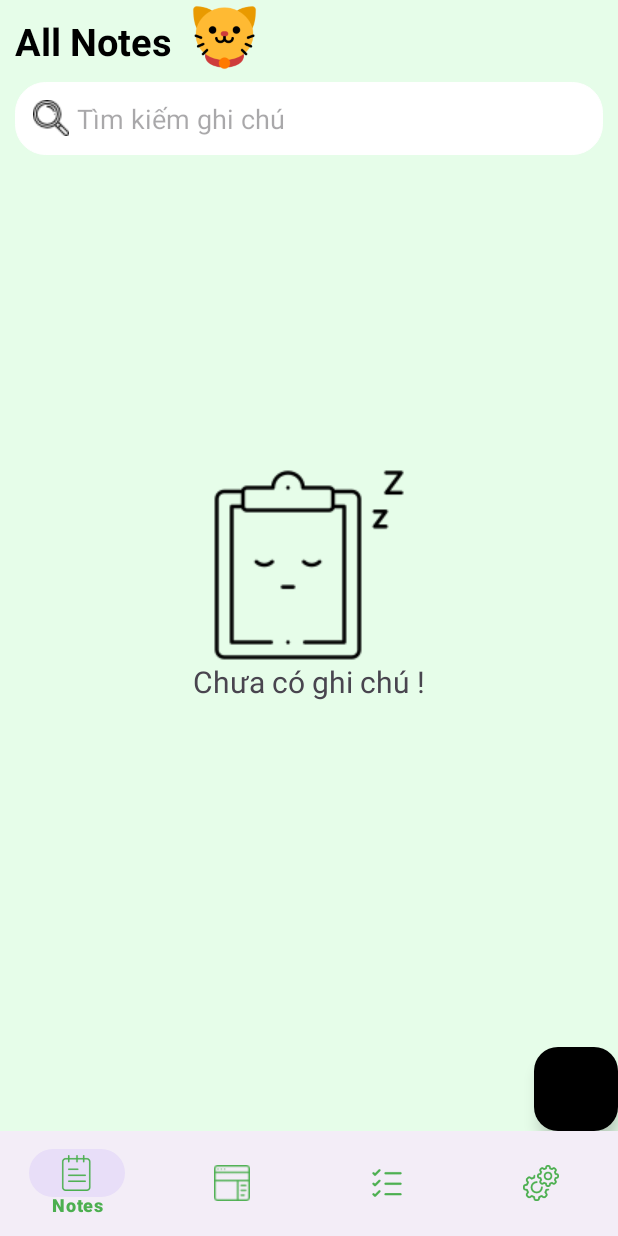
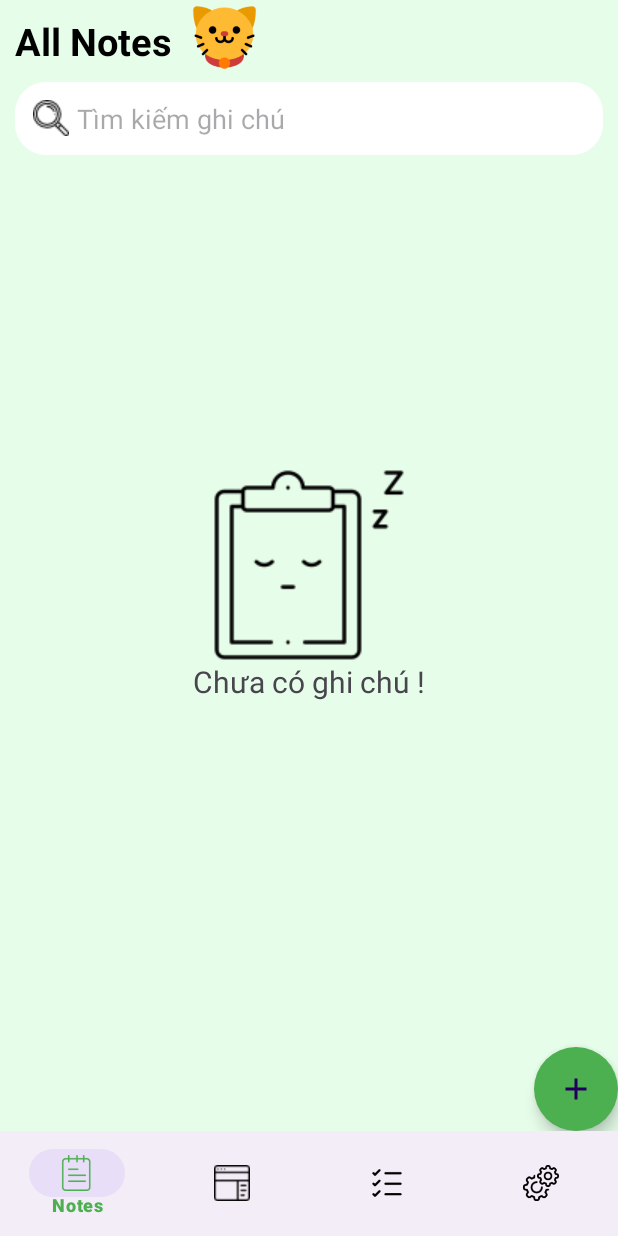
Before and after one commit to dodphu/NoteCat, an Android app: the screen it shows after launch (MainActivity), on a phone screen of 412 x 824 dp. Run offline under Robolectric (Android 15) with nearby library versions, the phone set to English and light mode, and no system bars; our stand-ins replace Room's generated code.

Commit message:
change somethings

```diff
--- a/app/src/main/java/com/example/notecat/activities/MainActivity.kt
+++ b/app/src/main/java/com/example/notecat/activities/MainActivity.kt
@@ -10,6 +10,8 @@ import com.example.notecat.viewmodel.NoteViewModel
 
 class MainActivity : AppCompatActivity() {
     private lateinit var binding: ActivityMainBinding
+    private lateinit var viewPager2: ViewPager2
+    private lateinit var callback: ViewPager2.OnPageChangeCallback
 
     override fun onCreate(savedInstanceState: Bundle?) {
         super.onCreate(savedInstanceState)
@@ -17,7 +19,7 @@ class MainActivity : AppCompatActivity() {
         binding = ActivityMainBinding.inflate(layoutInflater)
         setContentView(binding.root)
 
-        val viewPager2 = binding.viewpager2
+        viewPager2 = binding.viewpager2
         val bottom_nav = binding.navBottomnavigation
         val adapterViewPager2 = AdapterViewpager2(this)
         viewPager2.adapter = adapterViewPager2
@@ -31,5 +33,23 @@ class MainActivity : AppCompatActivity() {
             }
             true
         }
+
+        callback = object : ViewPager2.OnPageChangeCallback() {
+            override fun onPageSelected(position: Int) {
+                super.onPageSelected(position)
+                when (position) {
+                    0 -> bottom_nav.menu.findItem(R.id.home_menu).isChecked = true
+                    1 -> bottom_nav.menu.findItem(R.id.group_menu).isChecked = true
+                    2 -> bottom_nav.menu.findItem(R.id.todo_menu).isChecked = true
+                    3 -> bottom_nav.menu.findItem(R.id.setting_menu).isChecked = true
+                }
+            }
+        }
+        viewPager2.registerOnPageChangeCallback(callback)
+    }
+
+    override fun onDestroy() {
+        super.onDestroy()
+        viewPager2.unregisterOnPageChangeCallback(callback)
     }
 }
--- /dev/null
+++ b/app/src/main/res/color/botton_nav_color_selector.xml
@@ -0,0 +1,5 @@
+<?xml version="1.0" encoding="utf-8"?>
+<selector xmlns:android="http://schemas.android.com/apk/res/android">
+    <item android:color="@color/green" android:state_checked="true"/>
+    <item android:color="@color/black" android:state_checked="false"/>
+</selector>
--- /dev/null
+++ b/app/src/main/res/drawable/baseline_add_24.xml
@@ -0,0 +1,5 @@
+<vector android:height="24dp" android:tint="#000000"
+    android:viewportHeight="24" android:viewportWidth="24"
+    android:width="24dp" xmlns:android="http://schemas.android.com/apk/res/android">
+    <path android:fillColor="@android:color/white" android:pathData="M19,13h-6v6h-2v-6H5v-2h6V5h2v6h6v2z"/>
+</vector>
--- a/app/src/main/res/layout/activity_main.xml
+++ b/app/src/main/res/layout/activity_main.xml
@@ -22,8 +22,8 @@
         android:layout_height="70dp"
         app:layout_constraintBottom_toBottomOf="parent"
         app:menu="@menu/bottom_nav_bar_menu"
-        app:itemIconTint="@color/green"
-        app:itemTextColor="@color/green"
+        app:itemIconTint="@color/botton_nav_color_selector"
+        app:itemTextColor="@color/botton_nav_color_selector"
         android:layout_marginBottom="0dp"/>
 
 
--- a/app/src/main/res/layout/fragment_all_note.xml
+++ b/app/src/main/res/layout/fragment_all_note.xml
@@ -44,7 +44,6 @@
         android:id="@+id/rycv_Mynote"
         android:layout_width="match_parent"
         android:layout_height="match_parent"
-        android:layout_above="@+id/fab_add"
         android:layout_below="@+id/edit_text_search"
         android:padding="5dp"
         tools:listitem="@layout/note_item" />
@@ -55,7 +54,9 @@
         android:layout_height="wrap_content"
         android:layout_alignParentRight="true"
         android:layout_alignParentBottom="true"
-        android:backgroundTint="@color/black" />
+        android:src="@drawable/baseline_add_24"
+        app:backgroundTint="@color/green"
+        app:shapeAppearance="@style/ShapeAppearanceOverlay.Material3.Button" />
 
     <ImageView
         android:id="@+id/imgv_noTask"
```
Also changed, not shown: app/src/main/java/com/example/notecat/adapter/AdapterViewpager2.kt (+8 -0 lines), app/src/main/java/com/example/notecat/fragments/GroupsFragment.kt (added, +19 -0 lines), app/src/main/java/com/example/notecat/fragments/SettingsFragment.kt (added, +19 -0 lines), app/src/main/java/com/example/notecat/fragments/TodoFragment.kt (added, +19 -0 lines), app/src/main/res/layout/fragment_groups.xml (added, +14 -0 lines), app/src/main/res/layout/fragment_settings.xml (added, +14 -0 lines), app/src/main/res/layout/fragment_todo.xml (added, +14 -0 lines).
